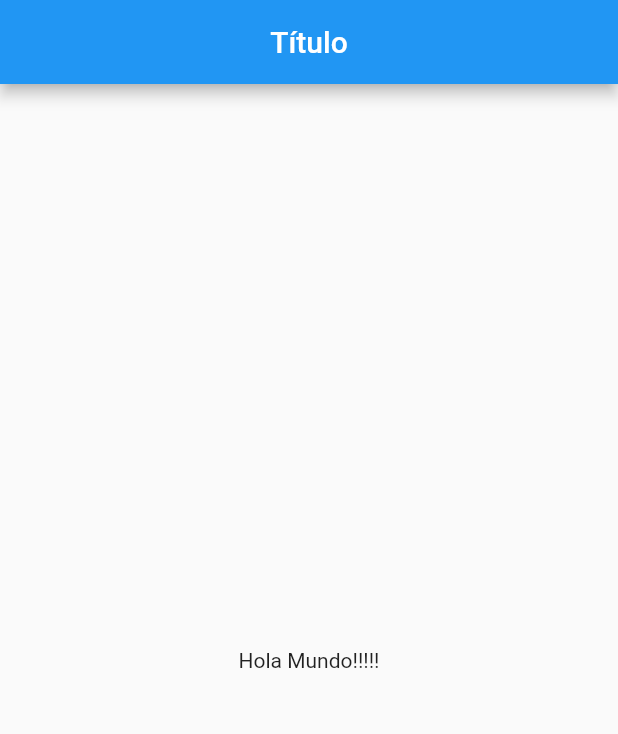
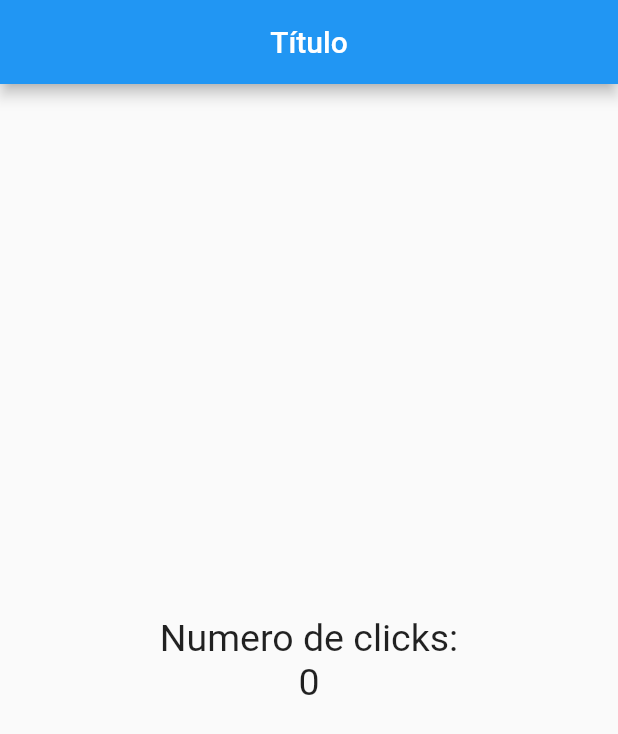
Before and after one commit to VctrorPerez/2021dsm43-dapps, a Flutter app: the screen it shows after launch, on a phone screen of 412 x 824 dp. Shown: the top 734 px of the screen. Run offline on Flutter 3.47's test engine with Material 2 defaults, Android fonts, the phone set to English and light mode, and no system bars.

Commit message:
Columnas y estilos

```diff
--- a/Flutter/contador/lib/src/pages/home_page.dart
+++ b/Flutter/contador/lib/src/pages/home_page.dart
@@ -1,6 +1,10 @@
+import 'package:flutter/material.dart';
+
 import 'package:flutter/material.dart';
 
 class HomePage extends StatelessWidget {
+  TextStyle estiloTexto = new TextStyle(fontSize: 25);
+
   @override
   Widget build(BuildContext context) {
     return Scaffold(
@@ -9,8 +13,13 @@ class HomePage extends StatelessWidget {
         centerTitle: true,
       ),
       body: Center(
-        child: Text('Hola Mundo!!!!!'),
-      ),
+          child: Column(
+        mainAxisAlignment: MainAxisAlignment.center,
+        children: <Widget>[
+          Text('Numero de clicks:', style: estiloTexto),
+          Text('0', style: estiloTexto),
+        ],
+      )),
     );
   }
 }
```
